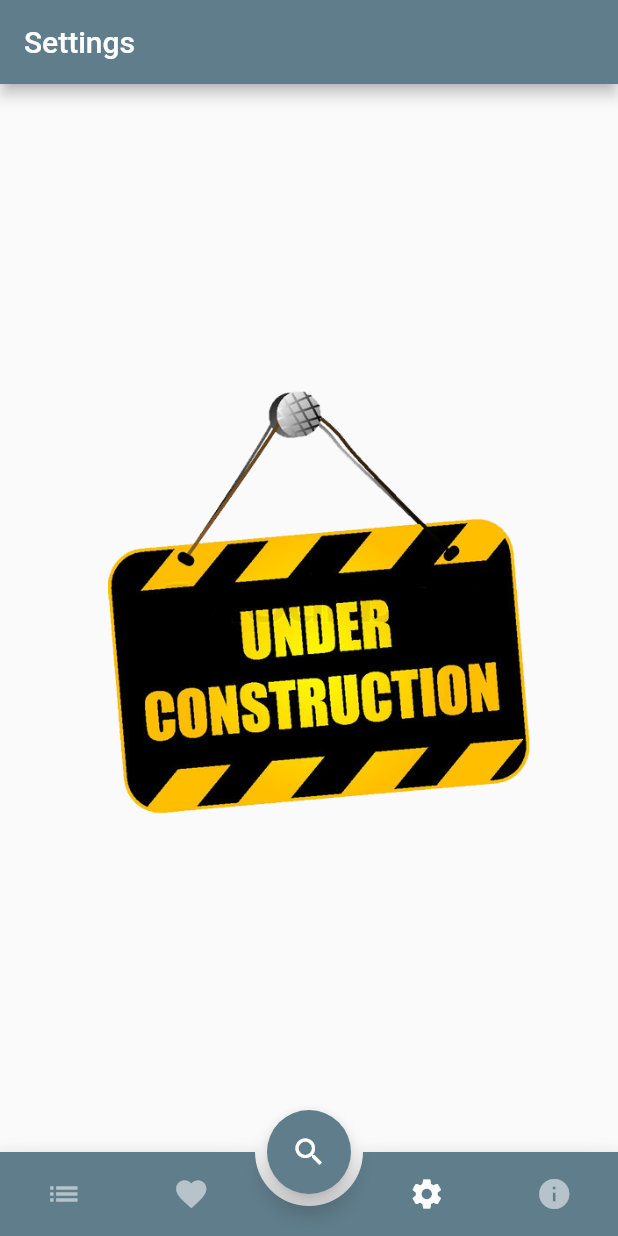
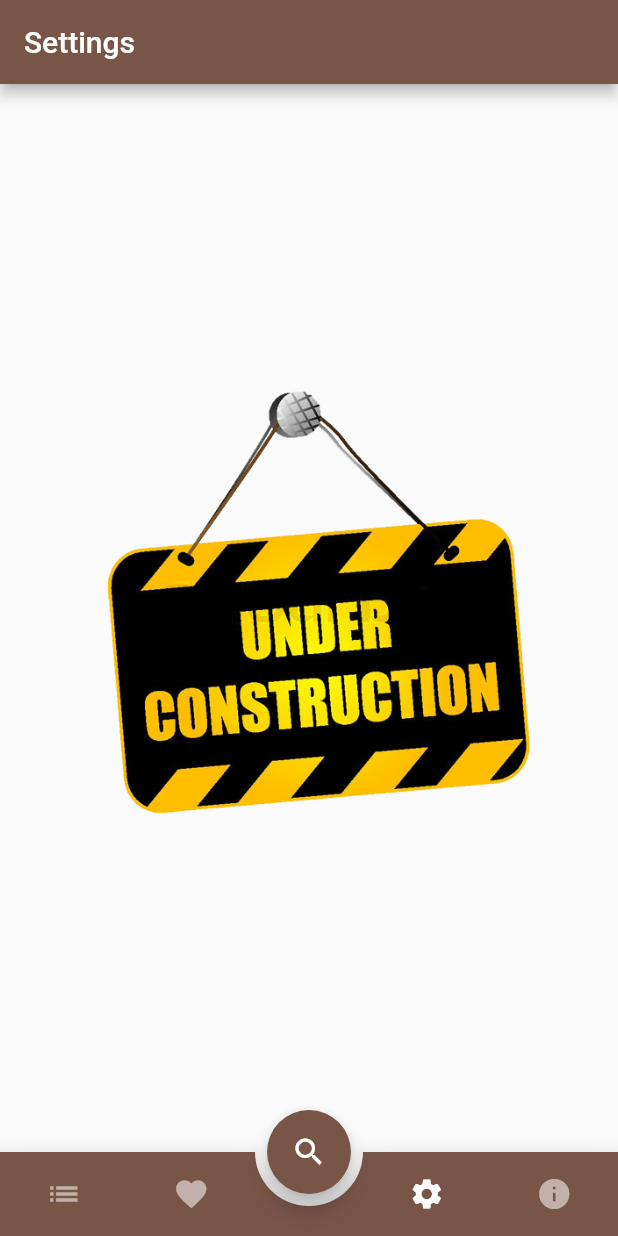
Before and after one commit to rzjosia/hiradvantista, a Flutter app: the screen it shows after launch, item 3 of the bottom bar chosen, on a phone screen of 412 x 824 dp. Run offline on Flutter 3.47's test engine with Material 2 defaults, Android fonts, the phone set to English and light mode, and no system bars; drawn by our look-alikes of animated_bottom_navigation_bar; our stand-ins replace flutter_native_splash, flutter_riverpod, font_awesome_flutter, go_router, hive, hive_flutter and 3 more; missing offline and left inert: flutter_donation_buttons; accounts and stored records are empty.

Commit message:
unique background bar color

```diff
--- a/lib/src/app.dart
+++ b/lib/src/app.dart
@@ -33,7 +33,7 @@ class _MyAppState extends ConsumerState<MyApp> {
       routerDelegate: router.routerDelegate,
       title: 'Fihirana advantista',
       theme: ThemeData(
-        primarySwatch: Colors.blueGrey,
+        primarySwatch: Colors.brown,
       ),
     );
   }
--- a/lib/src/features/about/presentation/ui/about_screen.dart
+++ b/lib/src/features/about/presentation/ui/about_screen.dart
@@ -14,7 +14,6 @@ class AboutScreen extends StatelessWidget {
     return Scaffold(
       appBar: AppBar(
         title: const Text('Mombamomba'),
-        backgroundColor: Colors.teal,
       ),
       body: Container(
         alignment: Alignment.center,
--- a/lib/src/features/dashboard/presentation/ui/dashboard_screen.dart
+++ b/lib/src/features/dashboard/presentation/ui/dashboard_screen.dart
@@ -31,7 +31,7 @@ class _DashboardScreenState extends ConsumerState<DashboardScreen>
             delegate: HymnSearchDelegateWidget(),
           );
         },
-        backgroundColor: Menu.items[position].backgroundColor,
+        backgroundColor: Colors.brown,
         child: const Icon(Icons.search),
       ),
       bottomNavigationBar: const BottomNavigationWidget(),
--- a/lib/src/features/dashboard/presentation/widget/bottom_navigation_widget.dart
+++ b/lib/src/features/dashboard/presentation/widget/bottom_navigation_widget.dart
@@ -26,8 +26,8 @@ class _BottomNavigationWidgetState
       gapLocation: GapLocation.center,
       notchSmoothness: NotchSmoothness.defaultEdge,
       activeColor: Colors.white,
-      backgroundColor: Menu.items[position].backgroundColor,
       inactiveColor: Colors.white54,
+      backgroundColor: Colors.brown,
     );
   }
 
--- a/lib/src/features/hymn/presentation/ui/favorite_hymn_list_screen.dart
+++ b/lib/src/features/hymn/presentation/ui/favorite_hymn_list_screen.dart
@@ -11,7 +11,6 @@ class FavoriteHymnListScreen extends StatelessWidget {
     return Scaffold(
       appBar: AppBar(
         title: const Text('Hira tianao'),
-        backgroundColor: Colors.red,
       ),
       body: const HymnFilterWidget(filterType: HymnFilterType.favorite),
     );
--- a/lib/src/features/setting/presentation/ui/setting_screen.dart
+++ b/lib/src/features/setting/presentation/ui/setting_screen.dart
@@ -8,7 +8,6 @@ class SettingScreen extends StatelessWidget {
     return Scaffold(
       appBar: AppBar(
         title: const Text('Settings'),
-        backgroundColor: Colors.blueGrey,
       ),
       body: Center(
         child: Container(
```
